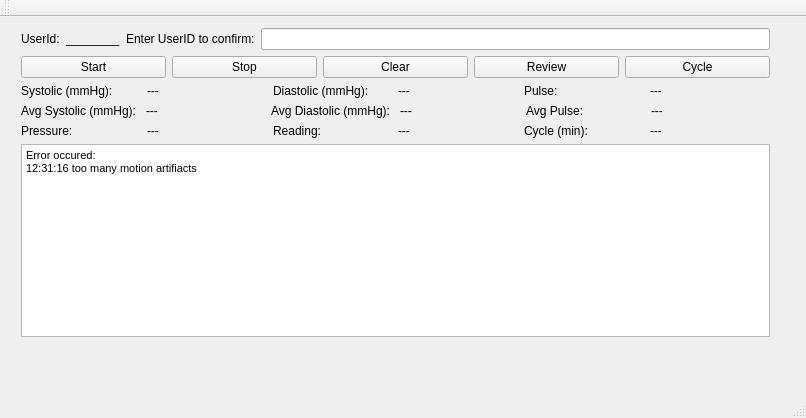
inglis-dl/cypress, file src/BPTruBPM200/BPTruBPM200.ui: the form before one commit.
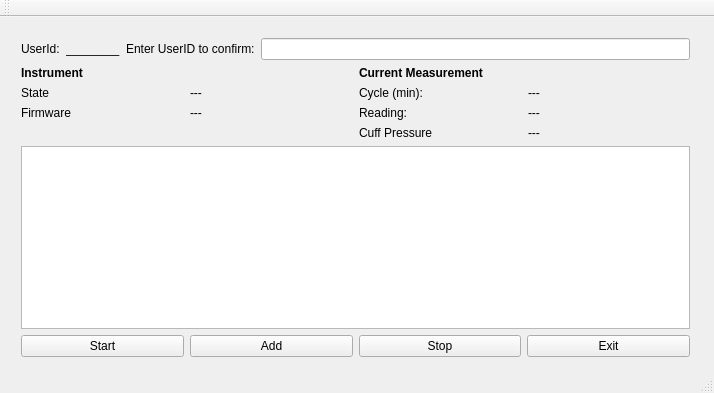
The form after the commit.

Commit message: BPM returned: State machine added. Connecting and ready states working. Measuring state is bugged

```diff
--- a/src/BPTruBPM200/BPTruBPM200.ui
+++ b/src/BPTruBPM200/BPTruBPM200.ui
@@ -6,8 +6,8 @@
    <rect>
     <x>0</x>
     <y>0</y>
-    <width>806</width>
-    <height>418</height>
+    <width>714</width>
+    <height>393</height>
    </rect>
   </property>
   <property name="windowTitle">
@@ -18,9 +18,9 @@
     <property name="geometry">
      <rect>
       <x>10</x>
-      <y>0</y>
-      <width>771</width>
-      <height>331</height>
+      <y>10</y>
+      <width>691</width>
+      <height>341</height>
      </rect>
     </property>
     <layout class="QVBoxLayout" name="verticalLayout">
@@ -59,204 +59,152 @@
      <item>
       <layout class="QHBoxLayout" name="BPMButtonsHorizontalLayout">
        <item>
-        <widget class="QPushButton" name="StartButton">
+        <layout class="QGridLayout" name="InstrumentGridLayout">
+         <item row="2" column="0">
+          <widget class="QLabel" name="FirmwareLabel">
          <property name="text">
-          <string>Start</string>
+            <string>Firmware</string>
          </property>
         </widget>
        </item>
-       <item>
-        <widget class="QPushButton" name="StopButton">
+         <item row="0" column="0">
+          <widget class="QLabel" name="InstrumentTitle">
          <property name="text">
-          <string>Stop</string>
-         </property>
-        </widget>
-       </item>
-       <item>
-        <widget class="QPushButton" name="ClearButton">
-         <property name="text">
-          <string>Clear</string>
+            <string>&lt;b&gt;Instrument&lt;/b&gt;</string>
+           </property>
+           <property name="textFormat">
+            <enum>Qt::RichText</enum>
          </property>
         </widget>
        </item>
-       <item>
-        <widget class="QPushButton" name="ReviewButton">
+         <item row="2" column="1">
+          <widget class="QLabel" name="FirmwareVal">
          <property name="text">
-          <string>Review</string>
-         </property>
-        </widget>
-       </item>
-       <item>
-        <widget class="QPushButton" name="CycleButton">
-         <property name="text">
-          <string>Cycle</string>
-         </property>
-        </widget>
-       </item>
-      </layout>
-     </item>
-     <item>
-      <layout class="QHBoxLayout" name="BPValsHorizontalLayout">
-       <item>
-        <widget class="QLabel" name="SystolicLabel">
-         <property name="text">
-          <string>Systolic (mmHg):</string>
-         </property>
-        </widget>
-       </item>
-       <item>
-        <widget class="QLabel" name="SystolicVal">
-         <property name="text">
           <string>---</string>
          </property>
         </widget>
        </item>
-       <item>
-        <widget class="QLabel" name="DiastolicLabel">
+         <item row="1" column="1">
+          <widget class="QLabel" name="StateVal">
          <property name="text">
-          <string>Diastolic (mmHg):</string>
-         </property>
-        </widget>
-       </item>
-       <item>
-        <widget class="QLabel" name="DiastolicVal">
-         <property name="text">
           <string>---</string>
          </property>
         </widget>
        </item>
-       <item>
-        <widget class="QLabel" name="PulseLabel">
+         <item row="1" column="0">
+          <widget class="QLabel" name="StateLabel">
          <property name="text">
-          <string>Pulse:</string>
+            <string>State</string>
          </property>
         </widget>
        </item>
-       <item>
-        <widget class="QLabel" name="PulseVal">
+         <item row="3" column="0">
+          <widget class="QLabel" name="SpacerLabel">
          <property name="text">
-          <string>---</string>
+            <string/>
          </property>
         </widget>
        </item>
       </layout>
      </item>
      <item>
-      <layout class="QHBoxLayout" name="BPAvgValsHorizontalLayout">
-       <item>
-        <widget class="QLabel" name="AvgSystolicLabel">
+        <layout class="QGridLayout" name="CurrentMeasurementGridLayout">
+         <item row="0" column="0">
+          <widget class="QLabel" name="CurrentMeasurementTitle">
          <property name="text">
-          <string>Avg Systolic (mmHg):</string>
-         </property>
-        </widget>
-       </item>
-       <item>
-        <widget class="QLabel" name="AvgSystolicVal">
-         <property name="text">
-          <string>---</string>
+            <string>&lt;b&gt;Current Measurement&lt;/b&gt;</string>
+           </property>
+           <property name="textFormat">
+            <enum>Qt::RichText</enum>
          </property>
         </widget>
        </item>
-       <item>
-        <widget class="QLabel" name="AvdDiastolicLabel">
-         <property name="text">
-          <string>Avg Diastolic (mmHg): </string>
-         </property>
-        </widget>
-       </item>
-       <item>
-        <widget class="QLabel" name="AvgDiastolicVal">
-         <property name="text">
-          <string>---</string>
-         </property>
-        </widget>
-       </item>
-       <item>
-        <widget class="QLabel" name="AvgPulseLabel">
-         <property name="text">
-          <string>Avg Pulse:</string>
-         </property>
-        </widget>
-       </item>
-       <item>
-        <widget class="QLabel" name="AvgPulseVal">
-         <property name="text">
-          <string>---</string>
-         </property>
-        </widget>
-       </item>
-      </layout>
-     </item>
-     <item>
-      <layout class="QHBoxLayout" name="BPVals2HorizontalLayout">
-       <item>
-        <widget class="QLabel" name="PressureLabel">
-         <property name="text">
-          <string>Pressure:</string>
-         </property>
-        </widget>
-       </item>
-       <item>
-        <widget class="QLabel" name="PressureVal">
-         <property name="text">
-          <string>---</string>
-         </property>
-        </widget>
-       </item>
-       <item>
+         <item row="2" column="0">
         <widget class="QLabel" name="ReadingLabel">
          <property name="text">
           <string>Reading:</string>
          </property>
         </widget>
        </item>
-       <item>
-        <widget class="QLabel" name="ReadingVal">
-         <property name="text">
-          <string>---</string>
-         </property>
-        </widget>
-       </item>
-       <item>
+         <item row="1" column="0">
         <widget class="QLabel" name="CycleLabel">
          <property name="text">
           <string>Cycle (min):</string>
          </property>
         </widget>
        </item>
-       <item>
+         <item row="2" column="1">
+          <widget class="QLabel" name="ReadingVal">
+           <property name="text">
+            <string>---</string>
+           </property>
+          </widget>
+         </item>
+         <item row="1" column="1">
         <widget class="QLabel" name="CycleVal">
          <property name="text">
           <string>---</string>
          </property>
         </widget>
        </item>
-      </layout>
-     </item>
+         <item row="3" column="0">
+          <widget class="QLabel" name="PressureLabel">
+           <property name="text">
+            <string>Cuff Pressure</string>
+           </property>
+          </widget>
+         </item>
+         <item row="3" column="1">
+          <widget class="QLabel" name="PressureVal">
+           <property name="text">
+            <string>---</string>
+           </property>
+          </widget>
+         </item>
+        </layout>
+       </item>
+      </layout>
+     </item>
      <item>
-      <widget class="QTextBrowser" name="ErrorsTextBrowser">
-       <property name="html">
-        <string>&lt;!DOCTYPE HTML PUBLIC &quot;-//W3C//DTD HTML 4.0//EN&quot; &quot;http://www.w3.org/TR/REC-html40/strict.dtd&quot;&gt;
-&lt;html&gt;&lt;head&gt;&lt;meta name=&quot;qrichtext&quot; content=&quot;1&quot; /&gt;&lt;style type=&quot;text/css&quot;&gt;
-p, li { white-space: pre-wrap; }
-&lt;/style&gt;&lt;/head&gt;&lt;body style=&quot; font-family:'MS Shell Dlg 2'; font-size:8.25pt; font-weight:400; font-style:normal;&quot;&gt;
-&lt;p style=&quot; margin-top:0px; margin-bottom:0px; margin-left:0px; margin-right:0px; -qt-block-indent:0; text-indent:0px;&quot;&gt;Error occured:&lt;/p&gt;
-&lt;p style=&quot; margin-top:0px; margin-bottom:0px; margin-left:0px; margin-right:0px; -qt-block-indent:0; text-indent:0px;&quot;&gt;12:31:16 too many motion artifiacts&lt;/p&gt;&lt;/body&gt;&lt;/html&gt;</string>
+      <widget class="QTableView" name="tableView"/>
+     </item>
+     <item>
+      <layout class="QHBoxLayout" name="Buttons">
+       <property name="sizeConstraint">
+        <enum>QLayout::SetMinimumSize</enum>
        </property>
-      </widget>
-     </item>
-    </layout>
-   </widget>
-  </widget>
-  <widget class="QMenuBar" name="menuBar">
-   <property name="geometry">
-    <rect>
-     <x>0</x>
-     <y>0</y>
-     <width>806</width>
-     <height>21</height>
-    </rect>
-   </property>
+       <item>
+        <widget class="QPushButton" name="StartButton">
+         <property name="text">
+          <string>Start</string>
+         </property>
+        </widget>
+       </item>
+       <item>
+        <widget class="QPushButton" name="AddButton">
+         <property name="text">
+          <string>Add</string>
+         </property>
+        </widget>
+       </item>
+       <item>
+        <widget class="QPushButton" name="StopButton">
+         <property name="text">
+          <string>Stop</string>
+         </property>
+        </widget>
+       </item>
+       <item>
+        <widget class="QPushButton" name="ExitButton">
+         <property name="text">
+          <string>Exit</string>
+         </property>
+        </widget>
+       </item>
+      </layout>
+     </item>
+    </layout>
+   </widget>
   </widget>
   <widget class="QToolBar" name="mainToolBar">
    <attribute name="toolBarArea">
```
Left out of the diff: 6 changed lines with no effect on the pictures. Lines whose indentation alone changed are shown as unchanged. The commit also changes 28 other files.
